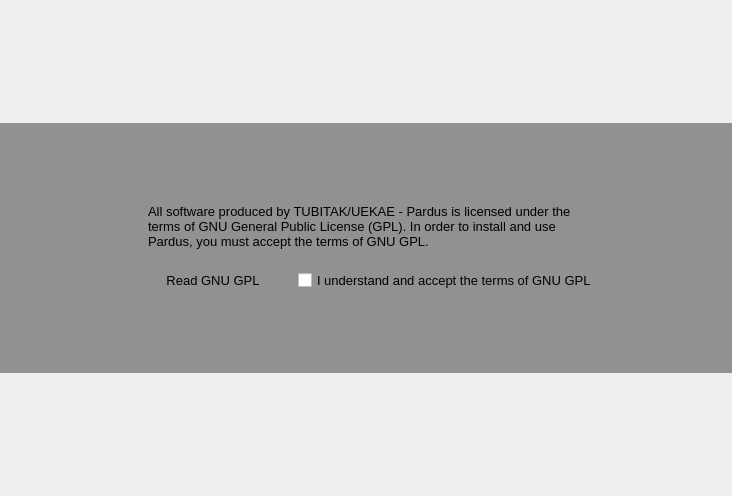
The window that yali/gui/Ui/license.ui (dadas45li/yali) describes before a commit, drawn with Qt 5.
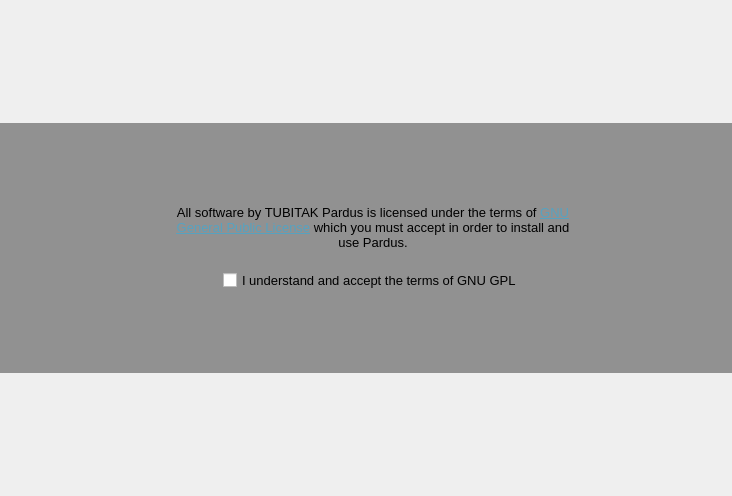
The same window after the commit. Icons and pictures are not drawn.

Commit message: read license button converted to a href link

Patch:
```diff
--- a/yali/gui/Ui/license.ui
+++ b/yali/gui/Ui/license.ui
@@ -103,6 +103,18 @@
           </item>
           <item>
            <widget class="QLabel" name="disclamer">
+            <property name="minimumSize">
+             <size>
+              <width>400</width>
+              <height>0</height>
+             </size>
+            </property>
+            <property name="maximumSize">
+             <size>
+              <width>16777215</width>
+              <height>16777215</height>
+             </size>
+            </property>
             <property name="font">
              <font>
               <pointsize>10</pointsize>
@@ -115,13 +127,13 @@
              <number>0</number>
             </property>
             <property name="text">
-             <string>All software produced by TUBITAK/UEKAE - Pardus is licensed under the terms of GNU General Public License (GPL). In order to install and use Pardus, you must accept the terms of GNU GPL.</string>
+             <string>All software by TUBITAK Pardus is licensed under the terms of &lt;a href=&quot;#&quot;&gt;&lt;span style=&quot; text-decoration: underline; color:#56a2c0;&quot;&gt;GNU General Public License&lt;/span&gt;&lt;/a&gt; which you must accept in order to install and use Pardus.</string>
             </property>
             <property name="scaledContents">
              <bool>false</bool>
             </property>
             <property name="alignment">
-             <set>Qt::AlignTop</set>
+             <set>Qt::AlignCenter</set>
             </property>
             <property name="wordWrap">
              <bool>true</bool>
@@ -139,36 +151,14 @@
             <property name="bottomMargin">
              <number>0</number>
             </property>
-            <item>
-             <widget class="QPushButton" name="gplButton">
-              <property name="minimumSize">
-               <size>
-                <width>130</width>
-                <height>0</height>
-               </size>
-              </property>
-              <property name="font">
-               <font>
-                <pointsize>10</pointsize>
-               </font>
-              </property>
-              <property name="focusPolicy">
-               <enum>Qt::TabFocus</enum>
-              </property>
-              <property name="text">
-               <string>Read GNU GPL</string>
-              </property>
-              <property name="icon">
-               <iconset>
-                <normaloff>:/gui/pics/favorites.png</normaloff>:/gui/pics/favorites.png</iconset>
-              </property>
-              <property name="flat">
-               <bool>true</bool>
-              </property>
-             </widget>
-            </item>
             <item>
              <widget class="QCheckBox" name="accept">
+              <property name="sizePolicy">
+               <sizepolicy hsizetype="Fixed" vsizetype="Fixed">
+                <horstretch>0</horstretch>
+                <verstretch>0</verstretch>
+               </sizepolicy>
+              </property>
               <property name="font">
                <font>
                 <pointsize>10</pointsize>
```
The commit also changes 1 other file.
